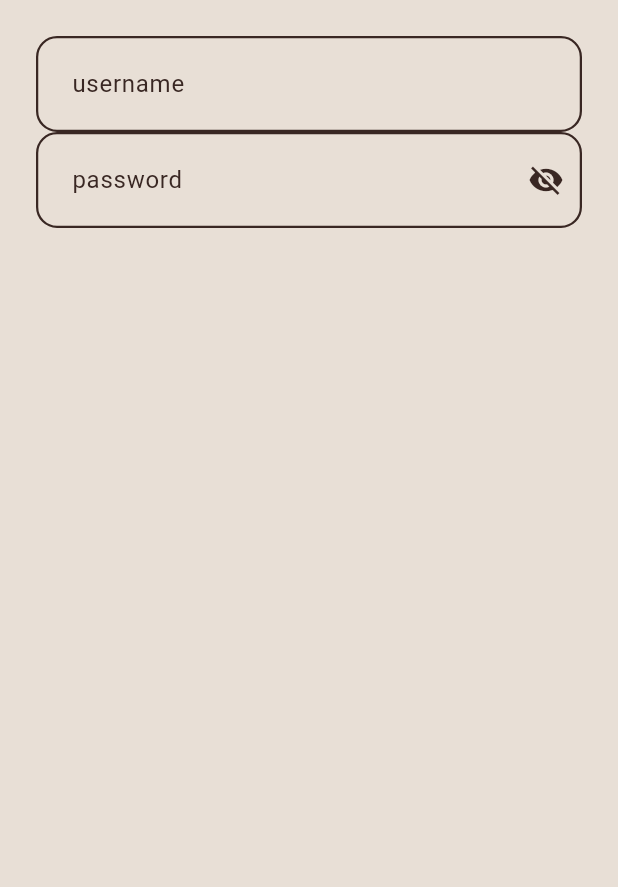
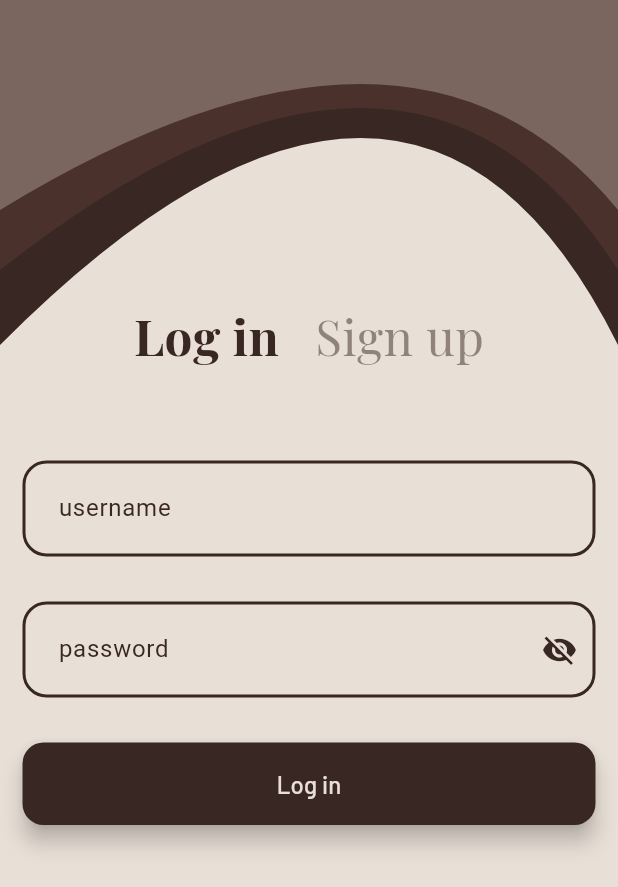
Before and after one commit to areen-b/brew_notes, a Flutter app: the screen it shows after launch, after a tap on "Log in", on a phone screen of 412 x 824 dp. Shown: the top 887 px of the screen. Run offline on Flutter 3.47's test engine with Material 3 defaults, Android fonts, the phone set to English and light mode, and no system bars.

Commit message:
login/sign up

```diff
--- a/lib/screens/landing_page.dart
+++ b/lib/screens/landing_page.dart
@@ -69,7 +69,8 @@ class LandingPage extends StatelessWidget {
             ),
             child: Row(
               children: [
-                AppButton(
+                Expanded(
+                  child: AppButton(
                     label: 'Log in',
                     onPressed: () {
                       Navigator.push(
@@ -80,8 +81,11 @@ class LandingPage extends StatelessWidget {
                       );
                     },
                   ),
+                ),
                 SizedBox(width: screenWidth * 0.04),
-                AppButton(label: 'Sign up', onPressed: () {}),
+                Expanded(
+                  child: AppButton(label: 'Sign up', onPressed: () {}),
+                )
               ],
             ),
           ),
@@ -90,23 +94,3 @@ class LandingPage extends StatelessWidget {
     );
   }
 }
-
-class TopCurveClipper extends CustomClipper<Path> {
-  @override
-  Path getClip(Size size) {
-    final path = Path();
-    path.lineTo(0, size.height - 60);
-    path.quadraticBezierTo(
-      size.width * 0.85,
-      size.height + 20,
-      size.width,
-      size.height - 170,
-    );
-    path.lineTo(size.width, 0);
-    path.close();
-    return path;
-  }
-
-  @override
-  bool shouldReclip(covariant CustomClipper<Path> oldClipper) => false;
-}
--- a/lib/screens/login_page.dart
+++ b/lib/screens/login_page.dart
@@ -1,7 +1,8 @@
+import 'package:brew_notes/screens/signup_page.dart';
 import 'package:flutter/material.dart';
 import 'package:brew_notes/theme.dart';
 import 'package:brew_notes/widgets.dart';
-import 'package:passwordfield/passwordfield.dart';
+
 
 class LoginPage extends StatefulWidget {
   const LoginPage({super.key});
@@ -15,24 +16,103 @@ class _LoginPageState extends State<LoginPage> {
 
   @override
   Widget build(BuildContext context) {
+    final screenWidth = MediaQuery.of(context).size.width;
+
     return Scaffold(
       backgroundColor: AppColors.latteFoam,
-      body: SafeArea(
+      body: Stack(
+          children: [
+          // Top curve background
+            // Layer 1 (backmost - light brown)
+            ClipPath(
+              clipper: TopInverseCurveClipper(),
+              child: Container(
+                height: 230,
+                color: AppColors.brown,
+              ),
+            ),
+            // Layer 2 (middle - medium brown)
+            ClipPath(
+              clipper: TopInverseCurveClipper(),
+              child: Container(
+                height: 180,
+                color: AppColors.primary.withOpacity(0.8),
+              ),
+            ),
+            // Layer 3 (front - dark brown)
+            ClipPath(
+              clipper: TopInverseCurveClipper(),
+              child: Container(
+                height: 140,
+                color: AppColors.latteFoam.withOpacity(0.3)
+              ),
+            ),
+      SafeArea(
         child: SingleChildScrollView(
           child: Padding(
-            padding: const EdgeInsets.all(24.0),
+            padding: const EdgeInsets.only(top: 200.0, left: 15.0, right: 15.0),
             child: Column(
               children: [
+                // Tab Row
+                Row(
+                  mainAxisAlignment: MainAxisAlignment.center,
+                  children: [
+                    // Log in tab
+                    GestureDetector(
+                      onTap: () {
+                        // Already on login page — do nothing
+                      },
+                      child: Text(
+                        'Log in',
+                        style: TextStyle(
+                          fontFamily: 'Playfair Display',
+                          fontSize: screenWidth * 0.08,
+                          fontWeight: FontWeight.bold,
+                          color: AppColors.brown,
+                        ),
+                      ),
+                    ),
+                    const SizedBox(width: 24),
+                    // Sign up tab
+                    GestureDetector(
+                      onTap: () {
+                        Navigator.push(
+                          context,
+                          MaterialPageRoute(builder: (context) => const SignUpPage()),
+                        );
+                      },
+                      child: Text(
+                        'Sign up',
+                        style: TextStyle(
+                          fontSize: screenWidth * 0.08,
+                          fontFamily: 'Playfair Display',
+                          fontWeight: FontWeight.normal,
+                          color: AppColors.brown.withOpacity(0.5),
+                        ),
+                      ),
+                    ),
+                  ],
+                ),
+                const SizedBox(height: 60),
                 buildTextField("username"),
+                const SizedBox(height: 30),
                 buildTextField("password", isPassword: true),
+
+                const SizedBox(height: 30),
+                SizedBox(
+                  width: double.infinity,
+                    child: AppButton(label: 'Log in', onPressed: () {})
+                ),
+
               ],
             ),
           ),
         ),
       ),
+      ],
+      ),
     );
   }
-
 
   Widget buildTextField(String label, {bool isPassword = false}) {
     return TextFormField(
@@ -54,8 +134,8 @@ class _LoginPageState extends State<LoginPage> {
         )
             : null,
         enabledBorder: OutlineInputBorder(
-          borderRadius: BorderRadius.circular(14),
-          borderSide: BorderSide(color: AppColors.brown, width: 1.5),
+          borderRadius: BorderRadius.circular(16),
+          borderSide: BorderSide(color: AppColors.brown, width: 2),
         ),
         focusedBorder: OutlineInputBorder(
           borderRadius: BorderRadius.circular(14),
@@ -63,8 +143,7 @@ class _LoginPageState extends State<LoginPage> {
         ),
         filled: true,
         fillColor: AppColors.latteFoam,
-        contentPadding:
-        const EdgeInsets.symmetric(horizontal: 20, vertical: 20),
+        contentPadding: const EdgeInsets.symmetric(horizontal: 20, vertical: 20),
       ),
     );
   }
--- a/lib/widgets.dart
+++ b/lib/widgets.dart
@@ -13,8 +13,7 @@ class AppButton extends StatelessWidget {
 
   @override
   Widget build(BuildContext context) {
-    return Expanded(
-      child: ElevatedButton(
+      return ElevatedButton(
         style: ElevatedButton.styleFrom(
           backgroundColor: AppColors.brown,
           foregroundColor: AppColors.latteFoam,
@@ -29,8 +28,7 @@ class AppButton extends StatelessWidget {
           label,
           style: AppTextStyles.button,
         ),
-      ),
-    );
+      );
   }
 }
 
@@ -58,3 +56,76 @@ Widget buildStaticTextField(String label, {bool isPassword = false}) {
     ),
   );
 }
+
+class TopCurveClipper extends CustomClipper<Path> {
+  @override
+  Path getClip(Size size) {
+    final path = Path();
+    path.lineTo(0, size.height - 60);
+    path.quadraticBezierTo(
+      size.width * 0.85,
+      size.height + 20,
+      size.width,
+      size.height - 170,
+    );
+    path.lineTo(size.width, 0);
+    path.close();
+    return path;
+  }
+
+  @override
+  bool shouldReclip(covariant CustomClipper<Path> oldClipper) => false;
+}
+class BottomCurveClipper extends CustomClipper<Path> {
+  @override
+  Path getClip(Size size) {
+    final path = Path();
+
+    // Start at top-left
+    path.moveTo(0, 0);
+
+    // Create a downward curve (the "U" shape)
+    path.quadraticBezierTo(
+      size.width / 2,
+      size.height + 60, // controls how far down the U dips
+      size.width,
+      0,
+    );
+
+    // Close the path to the bottom
+    path.lineTo(size.width, size.height);
+    path.lineTo(0, size.height);
+    path.close();
+
+    return path;
+  }
+  @override
+  bool shouldReclip(CustomClipper<Path> oldClipper) => false;
+}
+
+class TopInverseCurveClipper extends CustomClipper<Path> {
+  @override
+  Path getClip(Size size) {
+    final path = Path();
+
+    // Start from bottom-left
+    path.lineTo(0, size.height);
+
+    // Draw an upward curve (frown shape)
+    path.quadraticBezierTo(
+      size.width / 1.5,
+      -size.height * 0.2,
+      size.width,
+      size.height,
+    );
+
+    path.lineTo(size.width, 0);
+    path.lineTo(0, 0);
+    path.close();
+
+    return path;
+  }
+
+  @override
+  bool shouldReclip(CustomClipper<Path> oldClipper) => false;
+}
```
Also changed, not shown: lib/screens/signup_page.dart (+184 -0 lines). Lines whose indentation alone changed are shown as unchanged.
